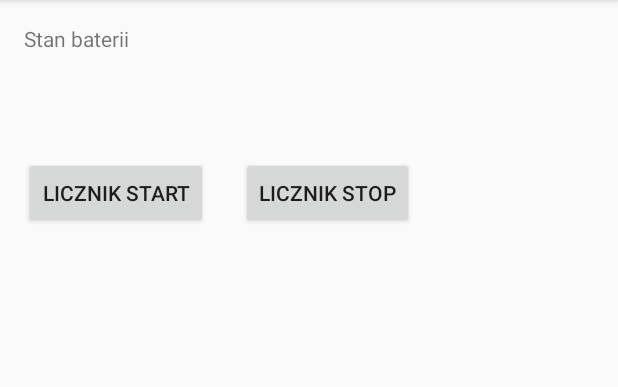
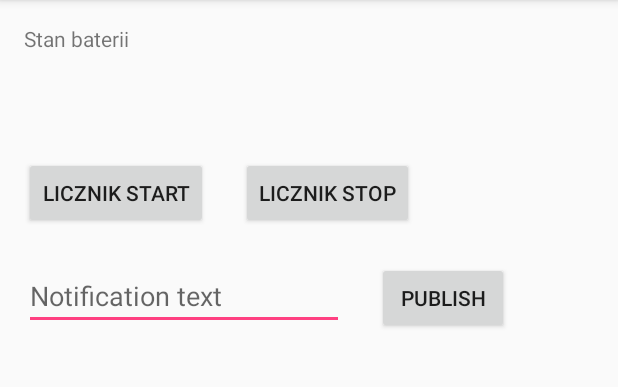
Before and after one commit to mattab-dev/AndroidLab7, an Android app: the screen it shows after launch (MainActivity), on a phone screen of 412 x 824 dp, the part 84-471 px from its top. Run offline under Robolectric (Android 15) with nearby library versions, the phone set to English and light mode, and no system bars.

Commit message:
all changes

```diff
--- a/app/src/main/java/pl/edu/pwr/wiz/wzorlaboratorium7/BatteryBroadcastReceiver.java
+++ b/app/src/main/java/pl/edu/pwr/wiz/wzorlaboratorium7/BatteryBroadcastReceiver.java
@@ -8,6 +8,7 @@ import android.os.BatteryManager;
 import android.util.Log;
 import android.view.View;
 import android.widget.ProgressBar;
+import android.widget.Toast;
 
 public class BatteryBroadcastReceiver extends BroadcastReceiver {
     final static String TAG = "BatteryBR";
@@ -26,5 +27,6 @@ public class BatteryBroadcastReceiver extends BroadcastReceiver {
 
         progressBar.setProgress(Math.round(batteryPct));
         progressBar.setVisibility(View.VISIBLE);
+
     }
 }
--- a/app/src/main/java/pl/edu/pwr/wiz/wzorlaboratorium7/MainActivity.java
+++ b/app/src/main/java/pl/edu/pwr/wiz/wzorlaboratorium7/MainActivity.java
@@ -6,9 +6,12 @@ import android.content.IntentFilter;
 import android.os.Bundle;
 import android.support.v7.app.AppCompatActivity;
 import android.view.View;
+import android.widget.Button;
+import android.widget.EditText;
 
 public class MainActivity extends AppCompatActivity {
     private BroadcastReceiver br;
+    private NotificationBroadcastReceiver nbr;
 
     @Override
     protected void onCreate(Bundle savedInstanceState) {
@@ -16,6 +19,17 @@ public class MainActivity extends AppCompatActivity {
         setContentView(R.layout.activity_main);
 
         /* TODO dodać obsługę pola TextView, Button'a i przesłania Intencji do NotificationBroadcastReceiver'a */
+        final EditText notificationText = (EditText) findViewById(R.id.notificationText);
+        Button publish = (Button) findViewById(R.id.publish);
+        publish.setOnClickListener(new View.OnClickListener() {
+            @Override
+            public void onClick(View view) {
+                Intent intent = new Intent(MainActivity.this, NotificationBroadcastReceiver.class);
+                intent.putExtra("text", notificationText.getText().toString());
+                intent.setAction("pl.edu.pwr.wiz.wzorlaboratorium7.SEND_TEXT");
+                sendBroadcast(intent);
+            }
+        });
     }
 
     @Override
@@ -27,10 +41,13 @@ public class MainActivity extends AppCompatActivity {
            https://developer.android.com/reference/android/os/BatteryManager.html
         */
         br = new BatteryBroadcastReceiver();
+        nbr = new NotificationBroadcastReceiver();
+
 
         IntentFilter filter = new IntentFilter();
         filter.addAction(Intent.ACTION_BATTERY_CHANGED);
         this.registerReceiver(br, filter);
+
     }
 
     @Override
@@ -52,4 +69,5 @@ public class MainActivity extends AppCompatActivity {
         Intent intent = new Intent(this, TimerService.class);
         stopService(intent);
     }
+
 }
--- a/app/src/main/java/pl/edu/pwr/wiz/wzorlaboratorium7/NotificationBroadcastReceiver.java
+++ b/app/src/main/java/pl/edu/pwr/wiz/wzorlaboratorium7/NotificationBroadcastReceiver.java
@@ -3,10 +3,13 @@ package pl.edu.pwr.wiz.wzorlaboratorium7;
 import android.content.BroadcastReceiver;
 import android.content.Context;
 import android.content.Intent;
+import android.widget.Toast;
 
 public class NotificationBroadcastReceiver extends BroadcastReceiver {
     @Override
     public void onReceive(Context context, Intent intent) {
         /* TODO Pobierać dane z intencji i wyświetlać notyfikację systemową z przesłanym tekstem */
+        String text = intent.getStringExtra("text");
+        Toast.makeText(context, text, Toast.LENGTH_LONG).show();
     }
 }
--- a/app/src/main/res/layout/activity_main.xml
+++ b/app/src/main/res/layout/activity_main.xml
@@ -50,5 +50,25 @@
         android:layout_toEndOf="@id/btn_start"
         android:onClick="stopTimer" />
 
+    <EditText
+        android:id="@+id/notificationText"
+        android:layout_width="wrap_content"
+        android:layout_height="wrap_content"
+        android:layout_below="@id/btn_start"
+        android:layout_marginTop="22dp"
+        android:ems="10"
+        android:inputType="textPersonName"
+        android:hint="@string/notification_text" />
+
+    <Button
+        android:id="@+id/publish"
+        android:layout_width="wrap_content"
+        android:layout_height="wrap_content"
+        android:layout_alignBaseline="@id/notificationText"
+        android:layout_alignBottom="@id/notificationText"
+        android:layout_toRightOf="@id/notificationText"
+        android:layout_marginLeft="22dp"
+        android:text="@string/publish"/>
+
     <!-- Dodać pola TextView i Button -->
 </RelativeLayout>
--- a/app/src/main/res/values/strings.xml
+++ b/app/src/main/res/values/strings.xml
@@ -3,7 +3,11 @@
     <string name="stan_baterii">Stan baterii</string>
 
     <string name="counter_title">Licznik czasu</string>
+    <string name="charger_title">Pozostały czas ładowania</string>
     <string name="counter_body">Minęło: </string>
+    <string name="charger_body">Pozostało: </string>
     <string name="counter_start">Licznik start</string>
     <string name="counter_stop">Licznik stop</string>
+    <string name="notification_text">Notification text</string>
+    <string name="publish">Publish</string>
 </resources>
```
Also changed, not shown: app/src/main/AndroidManifest.xml (+19 -0 lines), app/src/main/java/pl/edu/pwr/wiz/wzorlaboratorium7/ChargingService.java (added, +43 -0 lines), app/src/main/java/pl/edu/pwr/wiz/wzorlaboratorium7/LowBatteryReceiver.java (added, +13 -0 lines), app/src/main/java/pl/edu/pwr/wiz/wzorlaboratorium7/PowerConnectionBroadcastReceiver.java (added, +18 -0 lines).
